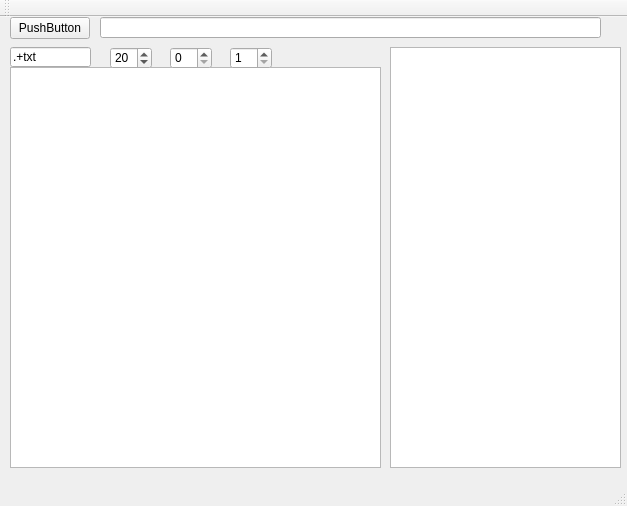
Qt form mainwindow.ui (marcinkociolek/HaralickDirMapViever) before a commit.
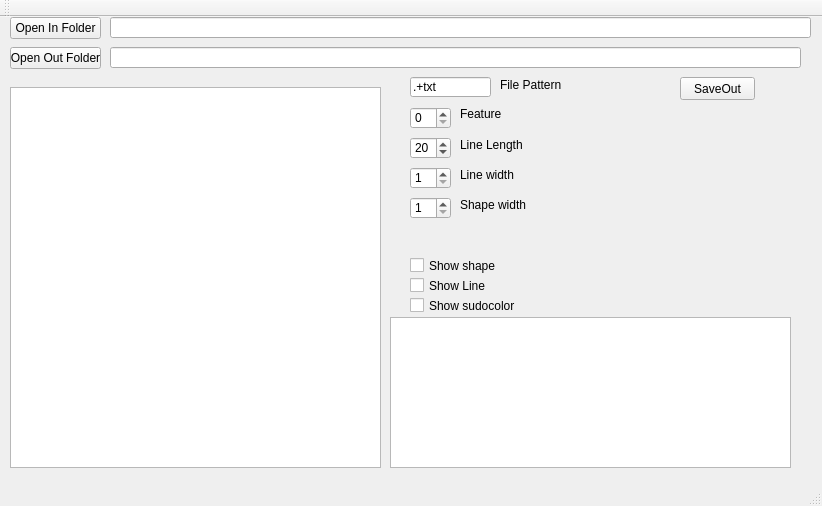
The same form after that commit.

```diff
--- a/mainwindow.ui
+++ b/mainwindow.ui
@@ -6,7 +6,7 @@
    <rect>
     <x>0</x>
     <y>0</y>
-    <width>627</width>
+    <width>822</width>
     <height>506</height>
    </rect>
   </property>
@@ -18,9 +18,9 @@
     <property name="geometry">
      <rect>
       <x>10</x>
-      <y>50</y>
+      <y>70</y>
       <width>371</width>
-      <height>401</height>
+      <height>381</height>
      </rect>
     </property>
    </widget>
@@ -29,20 +29,20 @@
      <rect>
       <x>10</x>
       <y>0</y>
-      <width>80</width>
+      <width>91</width>
       <height>22</height>
      </rect>
     </property>
     <property name="text">
-     <string>PushButton</string>
+     <string>Open In Folder</string>
     </property>
    </widget>
    <widget class="QLineEdit" name="DirectoryLineEdit">
     <property name="geometry">
      <rect>
-      <x>100</x>
+      <x>110</x>
       <y>0</y>
-      <width>501</width>
+      <width>701</width>
       <height>21</height>
      </rect>
     </property>
@@ -50,8 +50,8 @@
    <widget class="QLineEdit" name="RegexLineEdit">
     <property name="geometry">
      <rect>
-      <x>10</x>
-      <y>30</y>
+      <x>410</x>
+      <y>60</y>
       <width>81</width>
       <height>20</height>
      </rect>
@@ -64,18 +64,18 @@
     <property name="geometry">
      <rect>
       <x>390</x>
-      <y>30</y>
-      <width>231</width>
-      <height>421</height>
+      <y>300</y>
+      <width>401</width>
+      <height>151</height>
      </rect>
     </property>
    </widget>
    <widget class="QSpinBox" name="spinBoxLineLength">
     <property name="geometry">
      <rect>
-      <x>110</x>
-      <y>30</y>
-      <width>42</width>
+      <x>410</x>
+      <y>120</y>
+      <width>41</width>
       <height>22</height>
      </rect>
     </property>
@@ -86,9 +86,9 @@
    <widget class="QSpinBox" name="spinBoxFeatureToShow">
     <property name="geometry">
      <rect>
-      <x>170</x>
-      <y>30</y>
-      <width>42</width>
+      <x>410</x>
+      <y>90</y>
+      <width>41</width>
       <height>22</height>
      </rect>
     </property>
@@ -96,9 +96,9 @@
    <widget class="QSpinBox" name="spinBoxImposedLineThickness">
     <property name="geometry">
      <rect>
-      <x>230</x>
-      <y>30</y>
-      <width>42</width>
+      <x>410</x>
+      <y>150</y>
+      <width>41</width>
       <height>22</height>
      </rect>
     </property>
@@ -112,6 +112,165 @@
      <number>1</number>
     </property>
    </widget>
+   <widget class="QLabel" name="label">
+    <property name="geometry">
+     <rect>
+      <x>500</x>
+      <y>60</y>
+      <width>71</width>
+      <height>16</height>
+     </rect>
+    </property>
+    <property name="text">
+     <string>File Pattern</string>
+    </property>
+   </widget>
+   <widget class="QLabel" name="label_2">
+    <property name="geometry">
+     <rect>
+      <x>460</x>
+      <y>120</y>
+      <width>71</width>
+      <height>16</height>
+     </rect>
+    </property>
+    <property name="text">
+     <string>Line Length</string>
+    </property>
+   </widget>
+   <widget class="QLabel" name="label_3">
+    <property name="geometry">
+     <rect>
+      <x>460</x>
+      <y>90</y>
+      <width>47</width>
+      <height>13</height>
+     </rect>
+    </property>
+    <property name="text">
+     <string>Feature</string>
+    </property>
+   </widget>
+   <widget class="QLabel" name="label_4">
+    <property name="geometry">
+     <rect>
+      <x>460</x>
+      <y>150</y>
+      <width>61</width>
+      <height>16</height>
+     </rect>
+    </property>
+    <property name="text">
+     <string>Line width</string>
+    </property>
+   </widget>
+   <widget class="QSpinBox" name="spinBoxImposedShapeThickness">
+    <property name="geometry">
+     <rect>
+      <x>410</x>
+      <y>180</y>
+      <width>41</width>
+      <height>22</height>
+     </rect>
+    </property>
+    <property name="minimum">
+     <number>1</number>
+    </property>
+    <property name="maximum">
+     <number>5</number>
+    </property>
+    <property name="value">
+     <number>1</number>
+    </property>
+   </widget>
+   <widget class="QLabel" name="label_5">
+    <property name="geometry">
+     <rect>
+      <x>460</x>
+      <y>180</y>
+      <width>71</width>
+      <height>16</height>
+     </rect>
+    </property>
+    <property name="text">
+     <string>Shape width</string>
+    </property>
+   </widget>
+   <widget class="QCheckBox" name="checkBoxShowSape">
+    <property name="geometry">
+     <rect>
+      <x>410</x>
+      <y>240</y>
+      <width>101</width>
+      <height>17</height>
+     </rect>
+    </property>
+    <property name="text">
+     <string>Show shape</string>
+    </property>
+   </widget>
+   <widget class="QCheckBox" name="checkBoxShowLine">
+    <property name="geometry">
+     <rect>
+      <x>410</x>
+      <y>260</y>
+      <width>91</width>
+      <height>17</height>
+     </rect>
+    </property>
+    <property name="text">
+     <string>Show Line</string>
+    </property>
+   </widget>
+   <widget class="QCheckBox" name="checkBoxShowSudoColor">
+    <property name="geometry">
+     <rect>
+      <x>410</x>
+      <y>280</y>
+      <width>111</width>
+      <height>17</height>
+     </rect>
+    </property>
+    <property name="text">
+     <string>Show sudocolor</string>
+    </property>
+   </widget>
+   <widget class="QLineEdit" name="LineEditSaveDirectory">
+    <property name="geometry">
+     <rect>
+      <x>110</x>
+      <y>30</y>
+      <width>691</width>
+      <height>21</height>
+     </rect>
+    </property>
+   </widget>
+   <widget class="QPushButton" name="pushButtonChoseOutDir">
+    <property name="geometry">
+     <rect>
+      <x>10</x>
+      <y>30</y>
+      <width>91</width>
+      <height>22</height>
+     </rect>
+    </property>
+    <property name="text">
+     <string>Open Out Folder</string>
+    </property>
+   </widget>
+   <widget class="QPushButton" name="pushButtonSaveOut">
+    <property name="geometry">
+     <rect>
+      <x>680</x>
+      <y>60</y>
+      <width>75</width>
+      <height>23</height>
+     </rect>
+    </property>
+    <property name="text">
+     <string>SaveOut</string>
+    </property>
+   </widget>
   </widget>
   <widget class="QMenuBar" name="menuBar">
    <property name="geometry">
```
Left out of the diff: 2 changed lines with no effect on the pictures.
